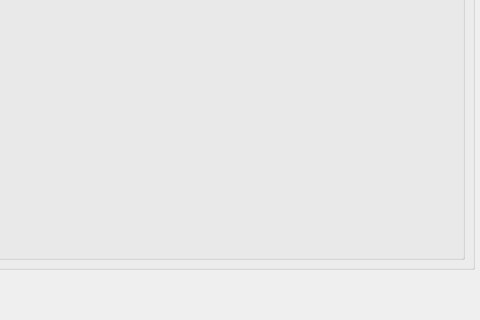
This is source/src/ui/task/task_view.ui in RosettaCommons/rosetta as Qt 5 draws it before an edit; both pictures show x 666 to 1146 and y 441 to 761 of the 1146 by 761 pixel window. The edited form follows.
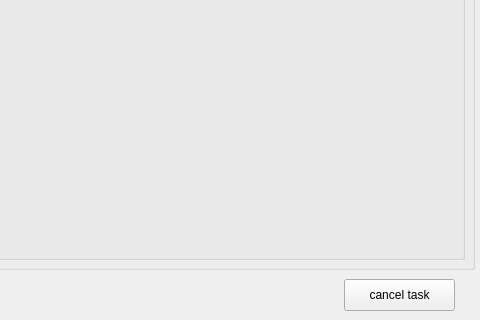
This is the edited form.

The edit to the form file:
```diff
--- a/source/src/ui/task/task_view.ui
+++ b/source/src/ui/task/task_view.ui
@@ -367,6 +367,19 @@
     <bool>false</bool>
    </property>
   </widget>
+  <widget class="QPushButton" name="cancel_task">
+   <property name="geometry">
+    <rect>
+     <x>1010</x>
+     <y>720</y>
+     <width>111</width>
+     <height>32</height>
+    </rect>
+   </property>
+   <property name="text">
+    <string>cancel task</string>
+   </property>
+  </widget>
  </widget>
  <resources/>
  <connections/>
```
